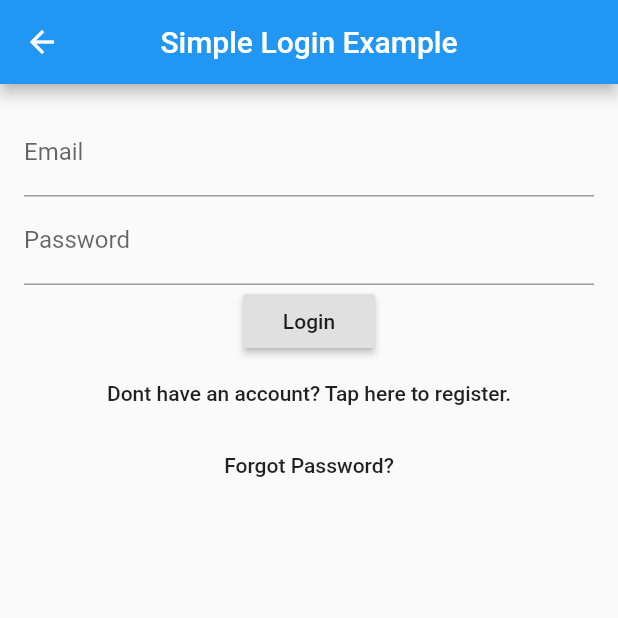
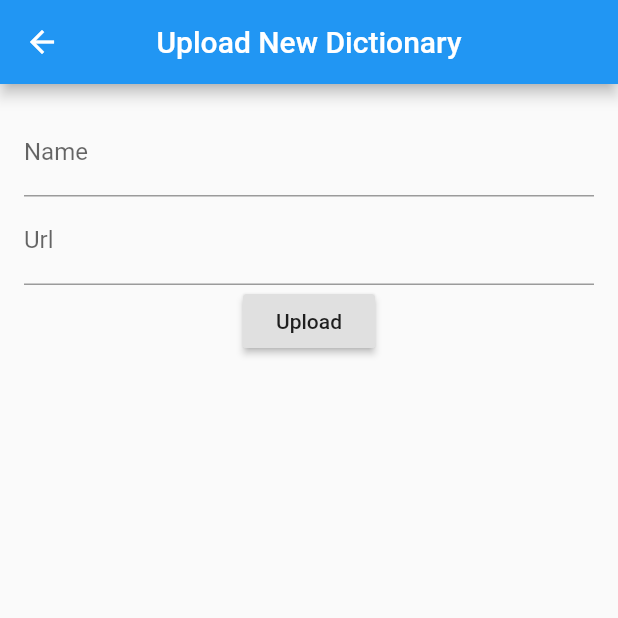
Before and after one commit to KatazzaHack/owl, a Flutter app: the LoginPage screen opened directly, on a phone screen of 412 x 824 dp, the top half of it. Run offline on Flutter 3.47's test engine with Material 2 defaults, Android fonts, the phone set to English and light mode, and no system bars; our stand-ins replace auto_size_text, flutter_tts, shared_preferences, speech_to_text, sqflite; missing offline and left inert: edit_distance; accounts and stored records are empty; project files that could hold a hidden picture were left out.

Commit message:
Upload from url

```diff
--- a/lib/dictionary_upload.dart
+++ b/lib/dictionary_upload.dart
@@ -5,51 +5,32 @@ class LoginPage extends StatefulWidget {
   State<StatefulWidget> createState() => new _LoginPageState();
 }
 
-// Used for controlling whether the user is loggin or creating an account
-enum FormType {
-  login,
-  register
-}
-
 class _LoginPageState extends State<LoginPage> {
 
-  final TextEditingController _emailFilter = new TextEditingController();
-  final TextEditingController _passwordFilter = new TextEditingController();
-  String _email = "";
-  String _password = "";
-  FormType _form = FormType
-      .login; // our default setting is to login, and we should switch to creating an account when the user chooses to
+  final TextEditingController _urlFilter = new TextEditingController();
+  final TextEditingController _nameFilter = new TextEditingController();
+  String _name = "";
+  String _url = "";
 
   _LoginPageState() {
-    _emailFilter.addListener(_emailListen);
-    _passwordFilter.addListener(_passwordListen);
+    _urlFilter.addListener(_urlListen);
+    _nameFilter.addListener(_nameListen);
   }
 
-  void _emailListen() {
-    if (_emailFilter.text.isEmpty) {
-      _email = "";
+  void _urlListen() {
+    if (_urlFilter.text.isEmpty) {
+      _url = "";
     } else {
-      _email = _emailFilter.text;
+      _url = _urlFilter.text;
     }
   }
 
-  void _passwordListen() {
-    if (_passwordFilter.text.isEmpty) {
-      _password = "";
+  void _nameListen() {
+    if (_nameFilter.text.isEmpty) {
+      _name = "";
     } else {
-      _password = _passwordFilter.text;
+      _name = _nameFilter.text;
     }
-  }
-
-  // Swap in between our two forms, registering and logging in
-  void _formChange() async {
-    setState(() {
-      if (_form == FormType.register) {
-        _form = FormType.login;
-      } else {
-        _form = FormType.register;
-      }
-    });
   }
 
   @override
@@ -70,7 +51,7 @@ class _LoginPageState extends State<LoginPage> {
 
   Widget _buildBar(BuildContext context) {
     return new AppBar(
-      title: new Text("Simple Login Example"),
+      title: new Text("Upload New Dictionary"),
       centerTitle: true,
     );
   }
@@ -81,17 +62,17 @@ class _LoginPageState extends State<LoginPage> {
         children: <Widget>[
           new Container(
             child: new TextField(
-              controller: _emailFilter,
+              controller: _nameFilter,
               decoration: new InputDecoration(
-                  labelText: 'Email'
+                  labelText: 'Name'
               ),
             ),
           ),
           new Container(
             child: new TextField(
-              controller: _passwordFilter,
+              controller: _urlFilter,
               decoration: new InputDecoration(
-                  labelText: 'Password'
+                  labelText: 'Url'
               ),
               obscureText: true,
             ),
@@ -102,54 +83,22 @@ class _LoginPageState extends State<LoginPage> {
   }
 
   Widget _buildButtons() {
-    if (_form == FormType.login) {
-      return new Container(
-        child: new Column(
-          children: <Widget>[
-            new RaisedButton(
-              child: new Text('Login'),
-              onPressed: _loginPressed,
-            ),
-            new FlatButton(
-              child: new Text('Dont have an account? Tap here to register.'),
-              onPressed: _formChange,
-            ),
-            new FlatButton(
-              child: new Text('Forgot Password?'),
-              onPressed: _passwordReset,
-            )
-          ],
-        ),
-      );
-    } else {
-      return new Container(
-        child: new Column(
-          children: <Widget>[
-            new RaisedButton(
-              child: new Text('Create an Account'),
-              onPressed: _createAccountPressed,
-            ),
-            new FlatButton(
-              child: new Text('Have an account? Click here to login.'),
-              onPressed: _formChange,
-            )
-          ],
-        ),
-      );
-    }
+    return new Container(
+      child: new Column(
+        children: <Widget>[
+          new RaisedButton(
+            child: new Text('Upload'),
+            onPressed: _uploadPressed,
+          ),
+        ],
+      ),
+    );
   }
 
   // These functions can self contain any user auth logic required, they all have access to _email and _password
 
-  void _loginPressed() {
-    print('The user wants to login with $_email and $_password');
+  void _uploadPressed() {
+    print('The user wants to login with $_name and $_url');
   }
 
-  void _createAccountPressed() {
-    print('The user wants to create an accoutn with $_email and $_password');
-  }
-
-  void _passwordReset() {
-    print("The user wants a password reset request sent to $_email");
-  }
 }
```
